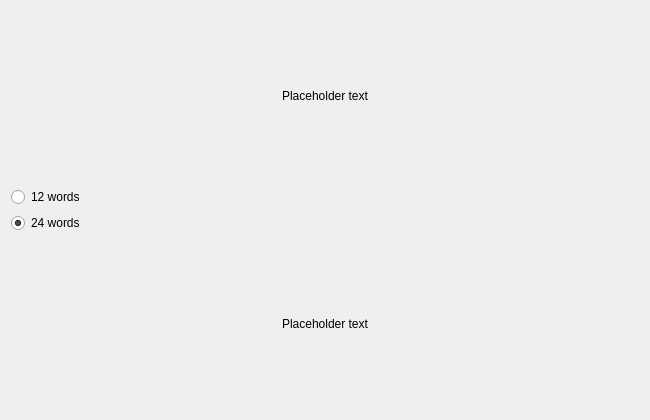
First picture: the form in src/qt/forms/startoptionssort.ui, repository devaultcrypto/devault, before the edit.
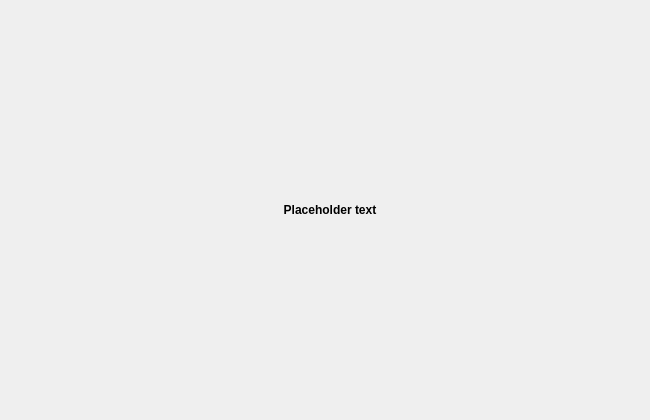
Second picture: the form after the edit.

```diff
--- a/src/qt/forms/startoptionssort.ui
+++ b/src/qt/forms/startoptionssort.ui
@@ -11,7 +11,7 @@
    </rect>
   </property>
   <property name="sizePolicy">
-   <sizepolicy hsizetype="MinimumExpanding" vsizetype="MinimumExpanding">
+   <sizepolicy hsizetype="Minimum" vsizetype="Minimum">
     <horstretch>0</horstretch>
     <verstretch>0</verstretch>
    </sizepolicy>
@@ -22,21 +22,49 @@
     <height>420</height>
    </size>
   </property>
+  <property name="font">
+   <font>
+    <weight>75</weight>
+    <italic>false</italic>
+    <bold>true</bold>
+   </font>
+  </property>
   <property name="windowTitle">
-   <string>StartOptions Dialog</string>
+   <string>StartOptionsSort Dialog</string>
+  </property>
+  <property name="styleSheet">
+   <string notr="true"/>
   </property>
   <layout class="QVBoxLayout" name="verticalLayout">
    <property name="sizeConstraint">
-    <enum>QLayout::SetMinimumSize</enum>
+    <enum>QLayout::SetNoConstraint</enum>
+   </property>
+   <property name="leftMargin">
+    <number>10</number>
+   </property>
+   <property name="topMargin">
+    <number>0</number>
+   </property>
+   <property name="rightMargin">
+    <number>0</number>
+   </property>
+   <property name="bottomMargin">
+    <number>0</number>
    </property>
    <item>
     <widget class="QLabel" name="welcomeLabel2">
      <property name="sizePolicy">
-      <sizepolicy hsizetype="Minimum" vsizetype="Preferred">
+      <sizepolicy hsizetype="Minimum" vsizetype="Minimum">
        <horstretch>0</horstretch>
        <verstretch>0</verstretch>
       </sizepolicy>
      </property>
+     <property name="maximumSize">
+      <size>
+       <width>16777215</width>
+       <height>20</height>
+      </size>
+     </property>
      <property name="text">
       <string notr="true">Placeholder text</string>
      </property>
@@ -51,68 +79,21 @@
      </property>
     </widget>
    </item>
-     <item>
-      <widget class="QRadioButton" name="Words12">
-       <property name="sizePolicy">
-        <sizepolicy hsizetype="Minimum" vsizetype="Fixed">
-         <horstretch>1</horstretch>
-         <verstretch>1</verstretch>
-        </sizepolicy>
-       </property>
-       <property name="cursor">
-        <cursorShape>PointingHandCursor</cursorShape>
-       </property>
-       <property name="text">
-        <string>12 words</string>
-       </property>
-      </widget>
-     </item>
-     <item>
-      <widget class="QRadioButton" name="Words24">
-       <property name="sizePolicy">
-        <sizepolicy hsizetype="Minimum" vsizetype="Fixed">
-         <horstretch>1</horstretch>
-         <verstretch>1</verstretch>
-        </sizepolicy>
-       </property>
-       <property name="cursor">
-        <cursorShape>PointingHandCursor</cursorShape>
-       </property>
-       <property name="text">
-        <string>24 words</string>
-       </property>
-       <property name="iconSize">
-        <size>
-         <width>0</width>
-         <height>0</height>
-        </size>
-       </property>
-       <property name="checked">
-        <bool>true</bool>
-       </property>
-      </widget>
-     </item>
    <item>
-    <widget class="QLabel" name="welcomeLabel3">
-     <property name="sizePolicy">
-      <sizepolicy hsizetype="Minimum" vsizetype="Preferred">
-       <horstretch>0</horstretch>
-       <verstretch>0</verstretch>
-      </sizepolicy>
+    <layout class="QGridLayout" name="gridLayoutRevealed">
+     <property name="sizeConstraint">
+      <enum>QLayout::SetNoConstraint</enum>
      </property>
-     <property name="text">
-      <string notr="true">Placeholder text</string>
+     <property name="leftMargin">
+      <number>0</number>
      </property>
-     <property name="textFormat">
-      <enum>Qt::RichText</enum>
+     <property name="rightMargin">
+      <number>0</number>
      </property>
      <property name="alignment">
       <set>Qt::AlignCenter</set>
      </property>
-     <property name="wordWrap">
-      <bool>true</bool>
-     </property>
-    </widget>
+    </layout>
    </item>
   </layout>
  </widget>
```
Left out of the diff: 6 changed lines with no effect on the pictures.
